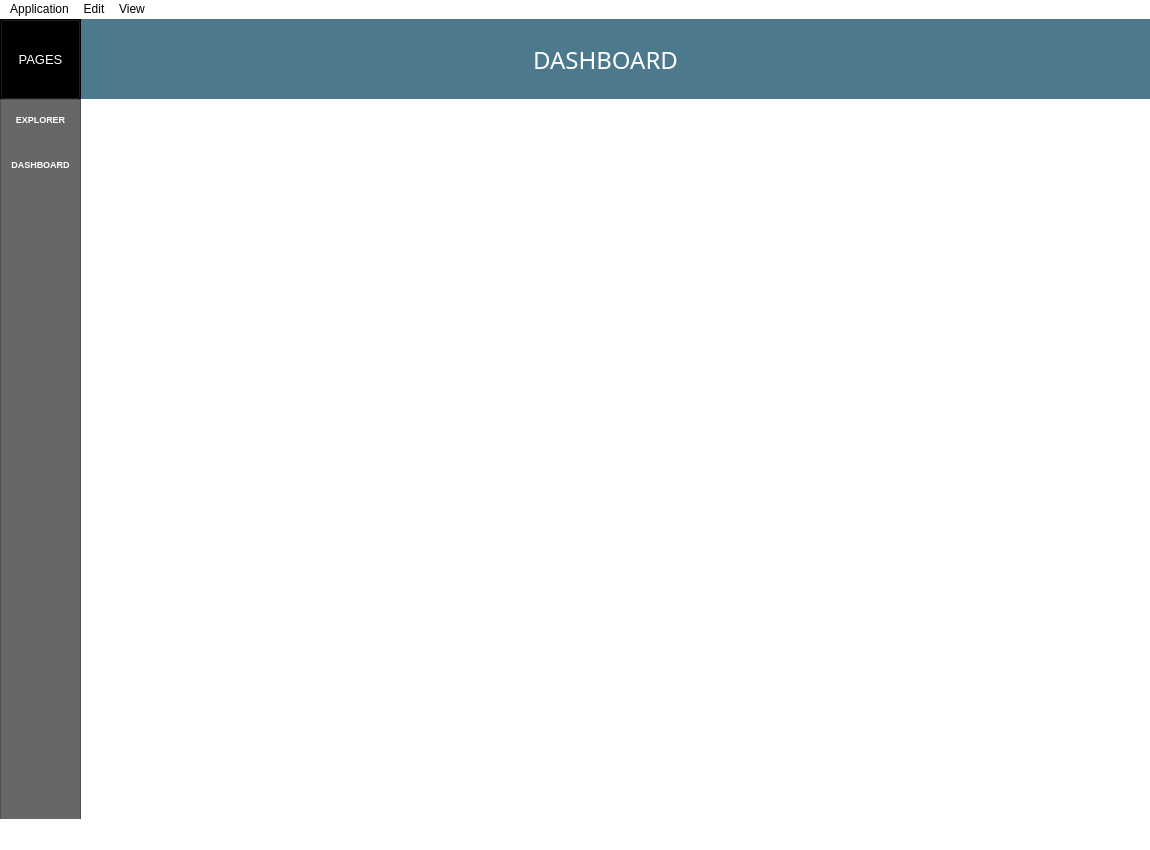
This is src/gui/gui/mainwindow.ui in Sekky61/MQTT-monitor as Qt 5 draws it before an edit. The edited form follows.
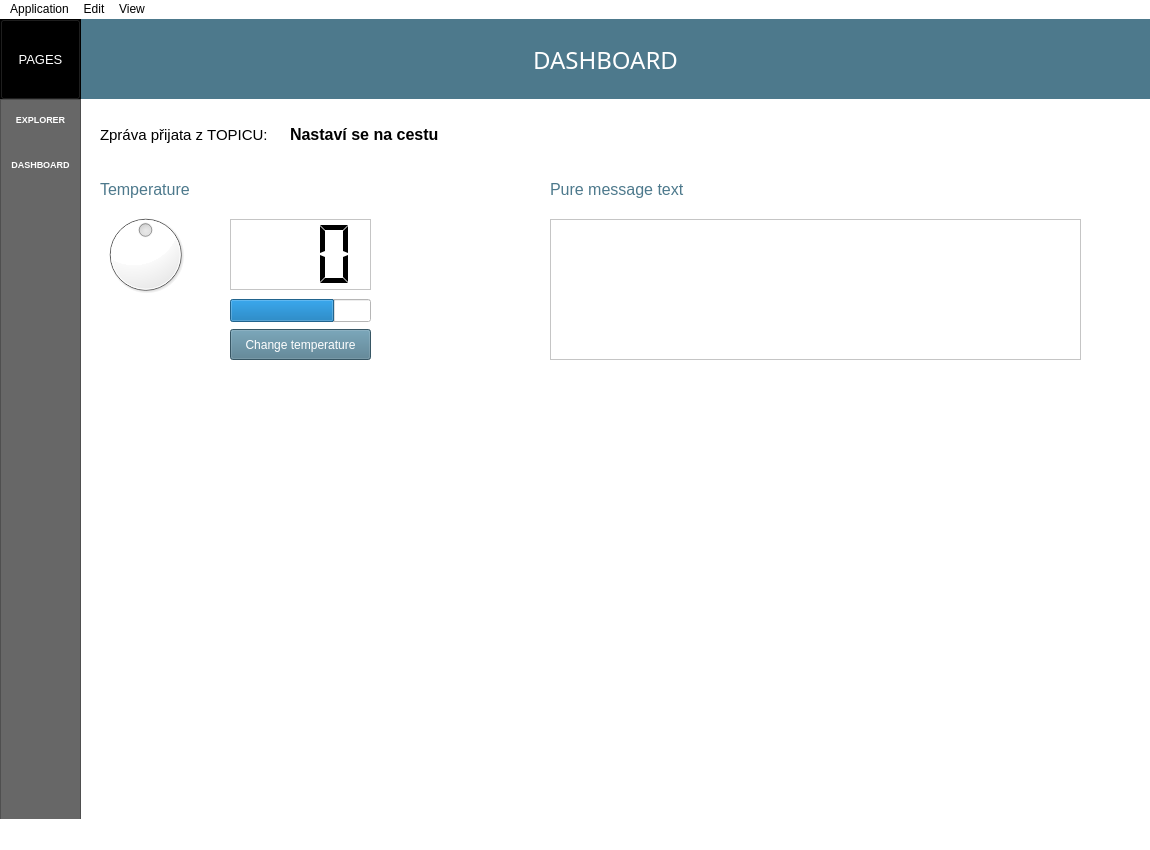
This is the edited form. The open tabs and pages were chosen to show the change.

Patch:
```diff
--- a/src/gui/gui/mainwindow.ui
+++ b/src/gui/gui/mainwindow.ui
@@ -719,6 +719,208 @@
        </property>
       </widget>
      </widget>
+     <widget class="QLabel" name="label_4">
+      <property name="geometry">
+       <rect>
+        <x>20</x>
+        <y>100</y>
+        <width>201</width>
+        <height>31</height>
+       </rect>
+      </property>
+      <property name="font">
+       <font>
+        <pointsize>11</pointsize>
+        <weight>50</weight>
+        <bold>false</bold>
+       </font>
+      </property>
+      <property name="text">
+       <string>Zpráva přijata z TOPICU:</string>
+      </property>
+     </widget>
+     <widget class="QLabel" name="topic_name">
+      <property name="geometry">
+       <rect>
+        <x>210</x>
+        <y>105</y>
+        <width>221</width>
+        <height>21</height>
+       </rect>
+      </property>
+      <property name="font">
+       <font>
+        <pointsize>12</pointsize>
+        <weight>75</weight>
+        <bold>true</bold>
+       </font>
+      </property>
+      <property name="text">
+       <string>Nastaví se na cestu</string>
+      </property>
+     </widget>
+     <widget class="QDial" name="dial">
+      <property name="geometry">
+       <rect>
+        <x>20</x>
+        <y>190</y>
+        <width>91</width>
+        <height>91</height>
+       </rect>
+      </property>
+      <property name="minimum">
+       <number>-50</number>
+      </property>
+      <property name="maximum">
+       <number>50</number>
+      </property>
+      <property name="invertedAppearance">
+       <bool>false</bool>
+      </property>
+     </widget>
+     <widget class="QLCDNumber" name="lcdNumber">
+      <property name="geometry">
+       <rect>
+        <x>150</x>
+        <y>200</y>
+        <width>141</width>
+        <height>71</height>
+       </rect>
+      </property>
+      <property name="frameShape">
+       <enum>QFrame::StyledPanel</enum>
+      </property>
+      <property name="digitCount">
+       <number>3</number>
+      </property>
+      <property name="segmentStyle">
+       <enum>QLCDNumber::Flat</enum>
+      </property>
+     </widget>
+     <widget class="QLabel" name="heat_label">
+      <property name="geometry">
+       <rect>
+        <x>20</x>
+        <y>160</y>
+        <width>141</width>
+        <height>21</height>
+       </rect>
+      </property>
+      <property name="font">
+       <font>
+        <pointsize>12</pointsize>
+       </font>
+      </property>
+      <property name="styleSheet">
+       <string notr="true">color:rgb(77, 121, 140);</string>
+      </property>
+      <property name="text">
+       <string>Temperature</string>
+      </property>
+     </widget>
+     <widget class="QProgressBar" name="progressBar">
+      <property name="geometry">
+       <rect>
+        <x>150</x>
+        <y>280</y>
+        <width>141</width>
+        <height>23</height>
+       </rect>
+      </property>
+      <property name="minimum">
+       <number>-50</number>
+      </property>
+      <property name="maximum">
+       <number>50</number>
+      </property>
+      <property name="value">
+       <number>24</number>
+      </property>
+      <property name="textVisible">
+       <bool>false</bool>
+      </property>
+     </widget>
+     <widget class="QScrollArea" name="scrollArea_5">
+      <property name="geometry">
+       <rect>
+        <x>470</x>
+        <y>200</y>
+        <width>531</width>
+        <height>141</height>
+       </rect>
+      </property>
+      <property name="widgetResizable">
+       <bool>true</bool>
+      </property>
+      <widget class="QWidget" name="scrollAreaWidgetContents_5">
+       <property name="geometry">
+        <rect>
+         <x>0</x>
+         <y>0</y>
+         <width>529</width>
+         <height>139</height>
+        </rect>
+       </property>
+       <widget class="QPlainTextEdit" name="value_text_2">
+        <property name="geometry">
+         <rect>
+          <x>0</x>
+          <y>0</y>
+          <width>531</width>
+          <height>141</height>
+         </rect>
+        </property>
+        <property name="styleSheet">
+         <string notr="true">QPlainTextEdit{
+border: 2px solid rgb(37,39,48);
+border-left:none;
+border-right:none;
+border-top:none;
+border-bottom:none;
+border-radius: 20px;
+}</string>
+        </property>
+       </widget>
+      </widget>
+     </widget>
+     <widget class="QLabel" name="heat_label_2">
+      <property name="geometry">
+       <rect>
+        <x>470</x>
+        <y>160</y>
+        <width>191</width>
+        <height>21</height>
+       </rect>
+      </property>
+      <property name="font">
+       <font>
+        <pointsize>12</pointsize>
+       </font>
+      </property>
+      <property name="styleSheet">
+       <string notr="true">color:rgb(77, 121, 140);</string>
+      </property>
+      <property name="text">
+       <string>Pure message text</string>
+      </property>
+     </widget>
+     <widget class="QPushButton" name="temp_button">
+      <property name="geometry">
+       <rect>
+        <x>150</x>
+        <y>310</y>
+        <width>141</width>
+        <height>31</height>
+       </rect>
+      </property>
+      <property name="styleSheet">
+       <string notr="true">color: rgb(255, 255, 255);
+background-color: rgb(77, 121, 140);</string>
+      </property>
+      <property name="text">
+       <string>Change temperature</string>
+      </property>
+     </widget>
     </widget>
    </widget>
    <widget class="QFrame" name="frame_3">
```
Left out of the diff: 2 changed lines with no effect on the pictures.
